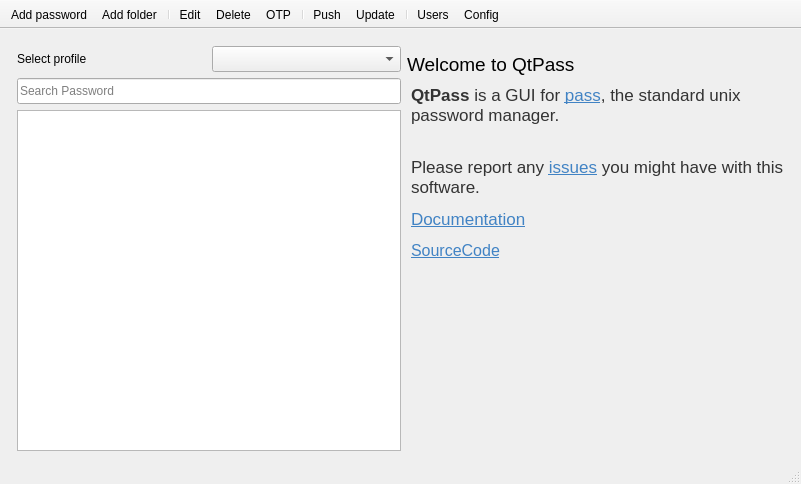
IJHack/QtPass, file src/mainwindow.ui: the form before one commit.
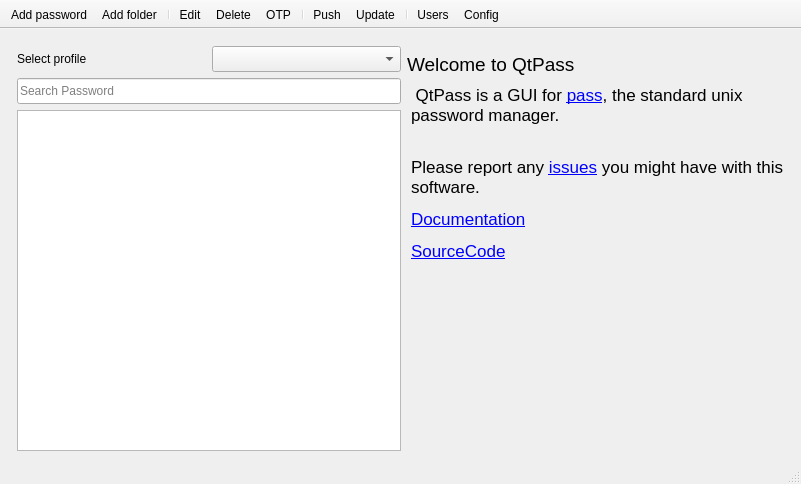
The form after the commit. Custom widgets are drawn as their Qt base class.

Commit message: Minor cleanup mostly of html and docblocks

What changed in the file:
```diff
--- a/src/mainwindow.ui
+++ b/src/mainwindow.ui
@@ -243,11 +243,11 @@
            <string>&lt;!DOCTYPE HTML PUBLIC &quot;-//W3C//DTD HTML 4.0//EN&quot; &quot;http://www.w3.org/TR/REC-html40/strict.dtd&quot;&gt;
 &lt;html&gt;&lt;head&gt;&lt;meta name=&quot;qrichtext&quot; content=&quot;1&quot; /&gt;&lt;style type=&quot;text/css&quot;&gt;
 p, li { white-space: pre-wrap; }
-&lt;/style&gt;&lt;/head&gt;&lt;body style=&quot; font-family:'Cantarell'; font-size:11pt; font-weight:400; font-style:normal;&quot;&gt;
-&lt;p style=&quot; margin-top:12px; margin-bottom:12px; margin-left:0px; margin-right:0px; -qt-block-indent:0; text-indent:0px;&quot;&gt;&lt;span style=&quot; font-family:'Helvetica Neue,Helvetica,Segoe UI,Arial,freesans,sans-serif'; font-size:13pt; font-weight:600; color:#333333;&quot;&gt;QtPass&lt;/span&gt;&lt;span style=&quot; font-family:'Helvetica Neue,Helvetica,Segoe UI,Arial,freesans,sans-serif'; font-size:13pt; color:#333333;&quot;&gt; is a GUI for &lt;/span&gt;&lt;a href=&quot;https://www.passwordstore.org/&quot;&gt;&lt;span style=&quot; font-family:'Helvetica Neue,Helvetica,Segoe UI,Arial,freesans,sans-serif'; font-size:13pt; text-decoration: underline; color:#4183c4; background-color:transparent;&quot;&gt;pass&lt;/span&gt;&lt;/a&gt;&lt;span style=&quot; font-family:'Helvetica Neue,Helvetica,Segoe UI,Arial,freesans,sans-serif'; font-size:13pt; color:#333333;&quot;&gt;, the standard unix password manager.&lt;/span&gt;&lt;/p&gt;
-&lt;p style=&quot; margin-top:12px; margin-bottom:12px; margin-left:0px; margin-right:0px; -qt-block-indent:0; text-indent:0px;&quot;&gt;&lt;span style=&quot; font-family:'Helvetica Neue,Helvetica,Segoe UI,Arial,freesans,sans-serif'; font-size:13pt; color:#333333;&quot;&gt;&lt;br /&gt;Please report any &lt;/span&gt;&lt;a href=&quot;https://github.com/IJHack/qtpass/issues&quot;&gt;&lt;span style=&quot; font-family:'Helvetica Neue,Helvetica,Segoe UI,Arial,freesans,sans-serif'; font-size:13pt; text-decoration: underline; color:#4183c4;&quot;&gt;issues&lt;/span&gt;&lt;/a&gt;&lt;span style=&quot; font-family:'Helvetica Neue,Helvetica,Segoe UI,Arial,freesans,sans-serif'; font-size:13pt; color:#333333;&quot;&gt; you might have with this software.&lt;/span&gt;&lt;/p&gt;
-&lt;p style=&quot; margin-top:12px; margin-bottom:12px; margin-left:0px; margin-right:0px; -qt-block-indent:0; text-indent:0px;&quot;&gt;&lt;a href=&quot;https://qtpass.org/&quot;&gt;&lt;span style=&quot; font-family:'Helvetica Neue,Helvetica,Segoe UI,Arial,freesans,sans-serif'; font-size:13pt; text-decoration: underline; color:#4183c4; background-color:transparent;&quot;&gt;Documentation&lt;/span&gt;&lt;/a&gt;&lt;/p&gt;
-&lt;p style=&quot; margin-top:12px; margin-bottom:12px; margin-left:0px; margin-right:0px; -qt-block-indent:0; text-indent:0px;&quot;&gt;&lt;a href=&quot;https://github.com/IJHack/qtpass&quot;&gt;&lt;span style=&quot; font-family:'Noto Sans'; font-size:12pt; text-decoration: underline; color:#4183c4;&quot;&gt;SourceCode&lt;/span&gt;&lt;/a&gt;&lt;/p&gt;&lt;/body&gt;&lt;/html&gt;</string>
+&lt;/style&gt;&lt;/head&gt;&lt;body style=&quot; font-family:'.SF NS Text'; font-size:13pt; font-weight:400; font-style:normal;&quot;&gt;
+&lt;p style=&quot; margin-top:12px; margin-bottom:12px; margin-left:0px; margin-right:0px; -qt-block-indent:0; text-indent:0px;&quot;&gt; &lt;span style=&quot; font-family:'Lato';&quot;&gt;QtPass&lt;/span&gt; is a GUI for &lt;a href=&quot;https://www.passwordstore.org/&quot;&gt;&lt;span style=&quot; text-decoration: underline; color:#0000ff;&quot;&gt;pass&lt;/span&gt;&lt;/a&gt;, the standard unix password manager.&lt;br /&gt;&lt;/p&gt;
+&lt;p style=&quot; margin-top:12px; margin-bottom:12px; margin-left:0px; margin-right:0px; -qt-block-indent:0; text-indent:0px;&quot;&gt;Please report any &lt;a href=&quot;https://github.com/IJHack/qtpass/issues&quot;&gt;&lt;span style=&quot; text-decoration: underline; color:#0000ff;&quot;&gt;issues&lt;/span&gt;&lt;/a&gt; you might have with this software.&lt;/p&gt;
+&lt;p style=&quot; margin-top:12px; margin-bottom:12px; margin-left:0px; margin-right:0px; -qt-block-indent:0; text-indent:0px;&quot;&gt;&lt;a href=&quot;https://qtpass.org/&quot;&gt;&lt;span style=&quot; text-decoration: underline; color:#0000ff;&quot;&gt;Documentation&lt;/span&gt;&lt;/a&gt;&lt;/p&gt;
+&lt;p style=&quot; margin-top:12px; margin-bottom:12px; margin-left:0px; margin-right:0px; -qt-block-indent:0; text-indent:0px;&quot;&gt;&lt;a href=&quot;https://github.com/IJHack/qtpass&quot;&gt;&lt;span style=&quot; text-decoration: underline; color:#0000ff;&quot;&gt;SourceCode&lt;/span&gt;&lt;/a&gt;&lt;/p&gt;&lt;/body&gt;&lt;/html&gt;</string>
           </property>
           <property name="acceptRichText">
            <bool>true</bool>
```
The commit also changes 27 other files.
